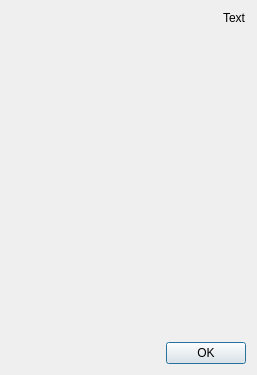
hremman/processpinner, file src/forms/aboutdialog.ui: the form before one commit.
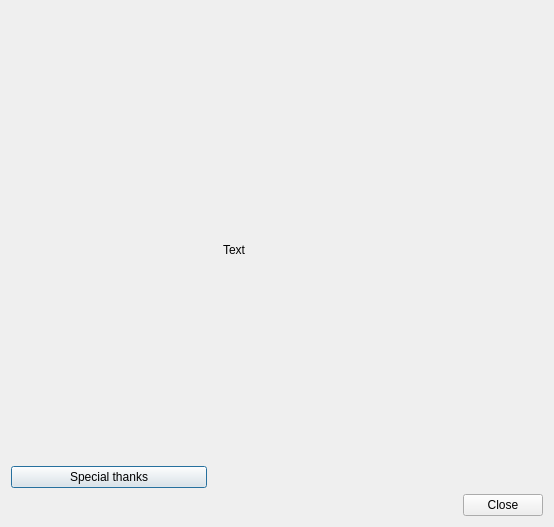
The form after the commit. Icons and pictures are not drawn.

```diff
--- a/src/forms/aboutdialog.ui
+++ b/src/forms/aboutdialog.ui
@@ -7,7 +7,7 @@
     <x>0</x>
     <y>0</y>
     <width>554</width>
-    <height>550</height>
+    <height>527</height>
    </rect>
   </property>
   <property name="sizePolicy">
@@ -24,8 +24,8 @@
   </property>
   <property name="maximumSize">
    <size>
-    <width>500</width>
-    <height>16777215</height>
+    <width>554</width>
+    <height>527</height>
    </size>
   </property>
   <property name="windowTitle">
@@ -38,19 +38,32 @@
    <bool>false</bool>
   </property>
   <layout class="QVBoxLayout" name="verticalLayout_2">
-   <property name="sizeConstraint">
-    <enum>QLayout::SizeConstraint::SetFixedSize</enum>
-   </property>
    <item>
     <layout class="QHBoxLayout" name="horizontalLayout" stretch="0,1">
-     <property name="spacing">
-      <number>6</number>
-     </property>
      <item>
       <layout class="QVBoxLayout" name="verticalLayout">
        <property name="rightMargin">
         <number>10</number>
        </property>
+       <item>
+        <widget class="QLabel" name="placeholder">
+         <property name="minimumSize">
+          <size>
+           <width>0</width>
+           <height>10</height>
+          </size>
+         </property>
+         <property name="maximumSize">
+          <size>
+           <width>16777215</width>
+           <height>10</height>
+          </size>
+         </property>
+         <property name="text">
+          <string notr="true"/>
+         </property>
+        </widget>
+       </item>
        <item>
         <widget class="QLabel" name="logo">
          <property name="minimumSize">
@@ -74,22 +87,6 @@
          <property name="scaledContents">
           <bool>true</bool>
          </property>
-         <property name="alignment">
-          <set>Qt::AlignmentFlag::AlignCenter</set>
-         </property>
-        </widget>
-       </item>
-       <item>
-        <widget class="QLabel" name="placeholder">
-         <property name="minimumSize">
-          <size>
-           <width>0</width>
-           <height>10</height>
-          </size>
-         </property>
-         <property name="text">
-          <string notr="true"/>
-         </property>
         </widget>
        </item>
        <item>
@@ -110,10 +107,7 @@
           <string notr="true"/>
          </property>
          <property name="pixmap">
-          <pixmap resource="../resouces/resources.qrc">:/images/gplv3-or-later.png</pixmap>
-         </property>
-         <property name="alignment">
-          <set>Qt::AlignmentFlag::AlignCenter</set>
+          <pixmap resource="../../resouces/resources.qrc">:/images/gplv3-or-later.png</pixmap>
          </property>
         </widget>
        </item>
@@ -130,6 +124,13 @@
          </property>
         </spacer>
        </item>
+       <item>
+        <widget class="QPushButton" name="thnx_btn">
+         <property name="text">
+          <string>Special thanks</string>
+         </property>
+        </widget>
+       </item>
       </layout>
      </item>
      <item>
@@ -149,9 +150,6 @@
        <property name="text">
         <string notr="true">Text</string>
        </property>
-       <property name="alignment">
-        <set>Qt::AlignmentFlag::AlignLeading|Qt::AlignmentFlag::AlignLeft|Qt::AlignmentFlag::AlignTop</set>
-       </property>
        <property name="wordWrap">
         <bool>true</bool>
        </property>
@@ -161,11 +159,8 @@
    </item>
    <item>
     <widget class="QDialogButtonBox" name="buttonBox">
-     <property name="orientation">
-      <enum>Qt::Orientation::Horizontal</enum>
-     </property>
      <property name="standardButtons">
-      <set>QDialogButtonBox::StandardButton::Ok</set>
+      <set>QDialogButtonBox::Close</set>
      </property>
     </widget>
    </item>
```
Left out of the diff: 6 changed lines with no effect on the pictures.
